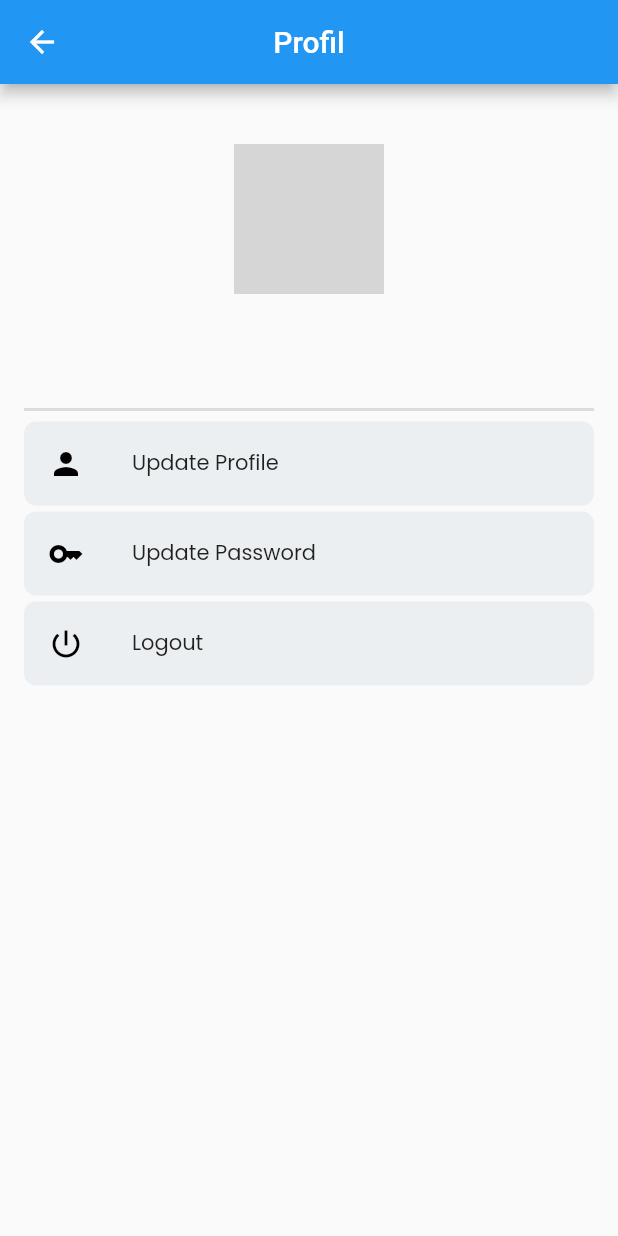
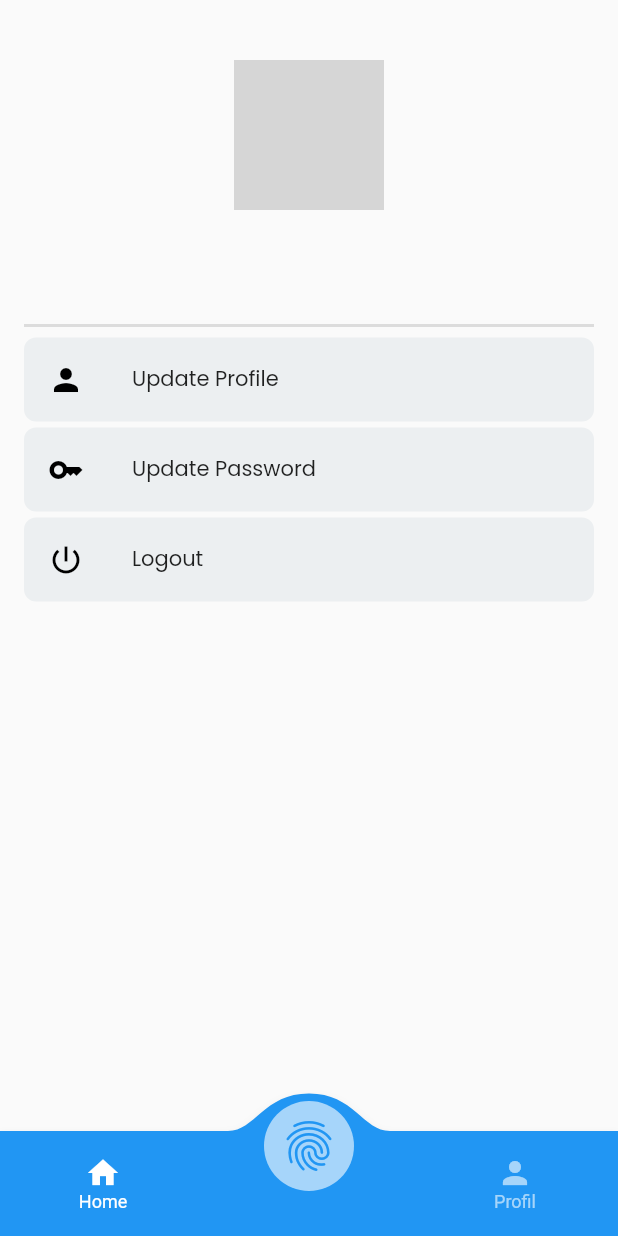
Before and after one commit to antonijulio/lokasiawan, a Flutter app: the ProfileView screen opened by its route, on a phone screen of 412 x 824 dp. Run offline on Flutter 3.47's test engine with Material 2 defaults, Android fonts, the phone set to English and light mode, and no system bars; drawn by our look-alikes of convex_bottom_bar; our stand-ins replace cloud_firestore, firebase_auth, firebase_core, firebase_storage, get, google_fonts and 1 more; accounts and stored records are empty; network calls fail; grey boxes are pictures that could not be loaded.

Commit message:
add fitur: bottom navbar

```diff
--- a/lib/app/modules/profile/views/profile_view.dart
+++ b/lib/app/modules/profile/views/profile_view.dart
@@ -1,8 +1,10 @@
 import 'package:cloud_firestore/cloud_firestore.dart';
+import 'package:convex_bottom_bar/convex_bottom_bar.dart';
 import 'package:flutter/material.dart';
 
 import 'package:get/get.dart';
 
+import '../../../controllers/page_index_controller.dart';
 import '../components/profile_content.dart';
 import '../controllers/profile_controller.dart';
 
@@ -10,12 +12,15 @@ class ProfileView extends GetView<ProfileController> {
   const ProfileView({Key? key}) : super(key: key);
   @override
   Widget build(BuildContext context) {
+    final pageController = Get.find<PageIndexController>();
+
     return Scaffold(
-      appBar: AppBar(
-        title: const Text('Profil'),
-        centerTitle: true,
-      ),
-      body: StreamBuilder<DocumentSnapshot<Map<String, dynamic>>>(
+      // appBar: AppBar(
+      //   title: const Text('Profil'),
+      //   centerTitle: true,
+      // ),
+      body: SafeArea(
+        child: StreamBuilder<DocumentSnapshot<Map<String, dynamic>>>(
           stream: controller.streamUser(),
           builder: (context, snap) {
             if (snap.connectionState == ConnectionState.waiting) {
@@ -37,6 +42,18 @@ class ProfileView extends GetView<ProfileController> {
             }
           },
         ),
+      ),
+      bottomNavigationBar: ConvexAppBar(
+        style: TabStyle.fixedCircle,
+        height: 70,
+        items: const [
+          TabItem(icon: Icons.home, title: 'Home'),
+          TabItem(icon: Icons.fingerprint, title: 'Absen'),
+          TabItem(icon: Icons.person, title: 'Profil'),
+        ],
+        initialActiveIndex: pageController.initPage.value,
+        onTap: (int i) => pageController.movePages(i),
+      ),
     );
   }
 }
--- a/lib/app/routes/app_pages.dart
+++ b/lib/app/routes/app_pages.dart
@@ -29,6 +29,7 @@ class AppPages {
       name: _Paths.HOME,
       page: () => const HomeView(),
       binding: HomeBinding(),
+      transition: Transition.fadeIn,
     ),
     GetPage(
       name: _Paths.ADDED_EMPLOYEES,
@@ -54,6 +55,7 @@ class AppPages {
       name: _Paths.PROFILE,
       page: () => const ProfileView(),
       binding: ProfileBinding(),
+      transition: Transition.fadeIn,
     ),
     GetPage(
       name: _Paths.UPDATE_PROFILE,
--- a/lib/main.dart
+++ b/lib/main.dart
@@ -4,6 +4,7 @@ import 'package:get/get.dart';
 
 //? FIREBASE
 import 'package:firebase_core/firebase_core.dart';
+import 'package:lokasiawan/app/controllers/page_index_controller.dart';
 import 'firebase_options.dart';
 
 import 'app/routes/app_pages.dart';
@@ -13,6 +14,10 @@ void main() async {
   await Firebase.initializeApp(
     options: DefaultFirebaseOptions.currentPlatform,
   );
+
+  //^ PUT PAGE CONTROLLER
+  Get.put(PageIndexController(), permanent: true);
+
   runApp(
     StreamBuilder<User?>(
       stream: FirebaseAuth.instance.authStateChanges(),
```
Also changed, not shown: lib/app/controllers/page_index_controller.dart (added, +22 -0 lines), lib/app/modules/home/views/home_view.dart (+25 -22 lines). Lines whose indentation alone changed are shown as unchanged.
